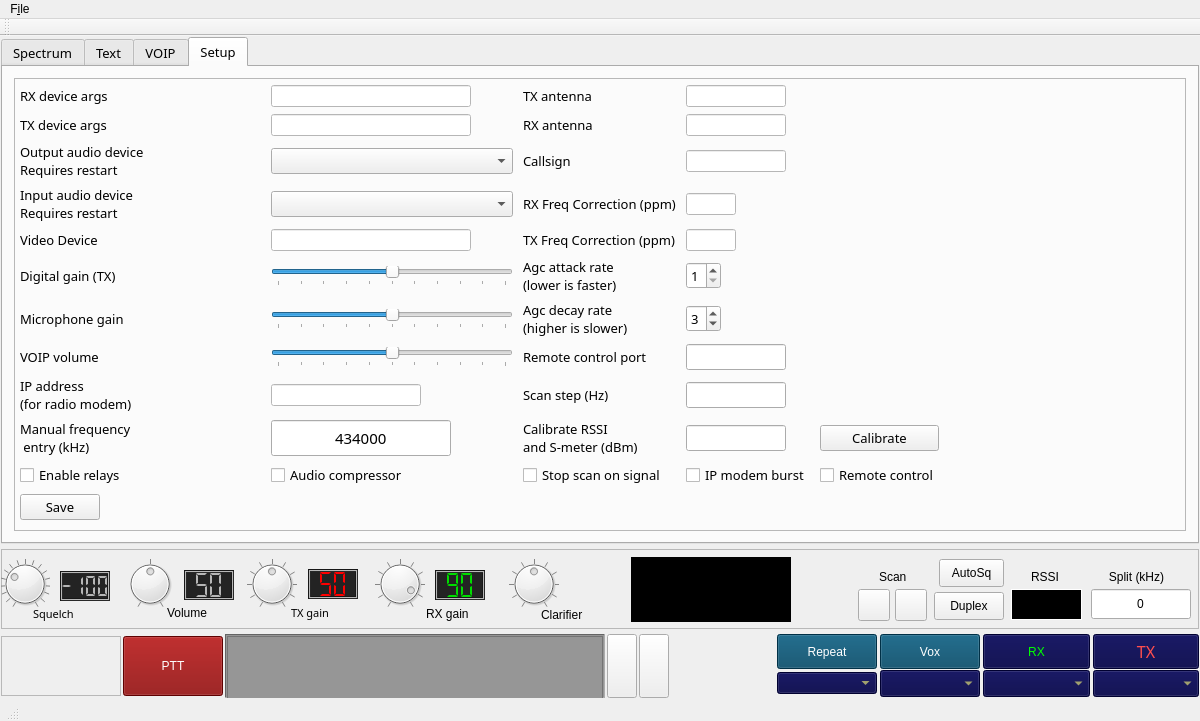
First picture: the form in mainwindow.ui, repository qradiolink/qradiolink, before the edit.
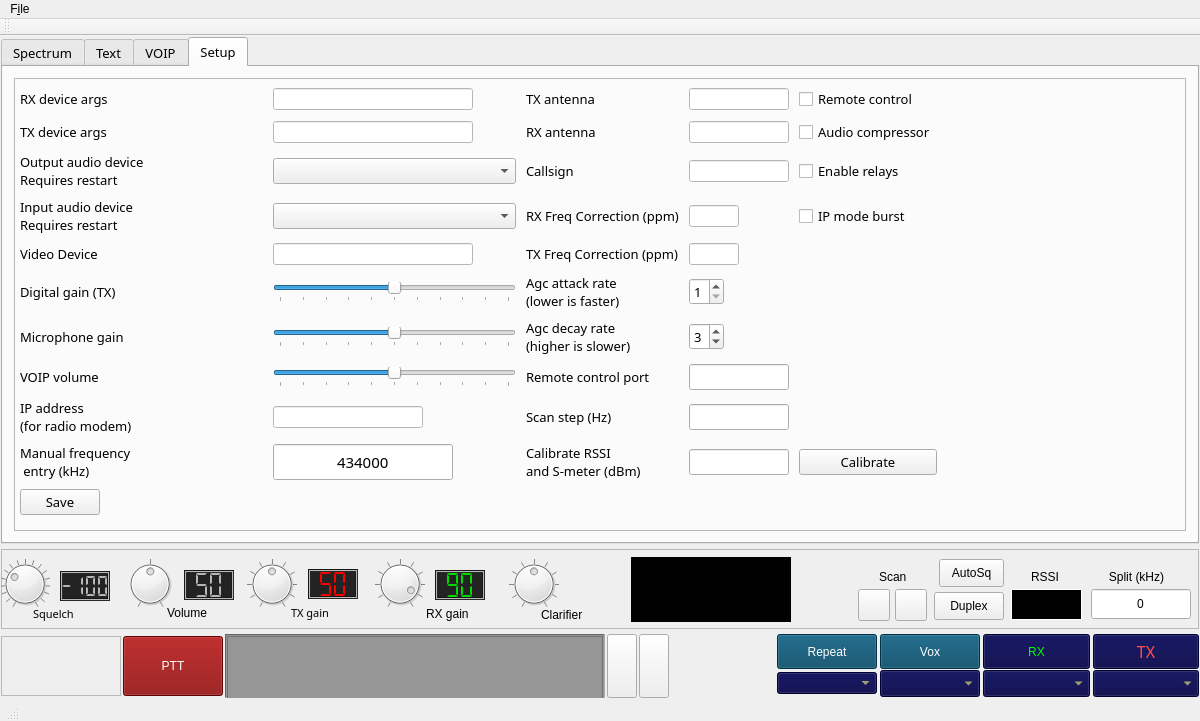
Second picture: the form after the edit. Icons and pictures are not drawn. Custom widgets are drawn as their Qt base class.

Commit message:
Memory scan features:
- Faster scanning by not changing modes and CTCSS if unnecessary
- Skip channel setting
- Update GUI when changing channels during scan

Patch:
```diff
--- a/mainwindow.ui
+++ b/mainwindow.ui
@@ -2349,13 +2349,6 @@
                </property>
               </widget>
              </item>
-             <item row="18" column="1">
-              <widget class="QCheckBox" name="checkBoxAudioCompressor">
-               <property name="text">
-                <string>Audio compressor</string>
-               </property>
-              </widget>
-             </item>
              <item row="1" column="0">
               <widget class="QLabel" name="label_2">
                <property name="text">
@@ -2363,13 +2356,6 @@
                </property>
               </widget>
              </item>
-             <item row="18" column="0">
-              <widget class="QCheckBox" name="checkBoxRelays">
-               <property name="text">
-                <string>Enable relays</string>
-               </property>
-              </widget>
-             </item>
              <item row="11" column="0">
               <widget class="QLabel" name="label_18">
                <property name="sizePolicy">
@@ -2571,16 +2557,6 @@
                </property>
               </widget>
              </item>
-             <item row="18" column="2">
-              <widget class="QCheckBox" name="checkBoxStopScan">
-               <property name="toolTip">
-                <string>Unchecked will delay for 5 seconds</string>
-               </property>
-               <property name="text">
-                <string>Stop scan on signal</string>
-               </property>
-              </widget>
-             </item>
              <item row="3" column="1">
               <widget class="QComboBox" name="audioOutputComboBox">
                <property name="sizePolicy">
@@ -2860,20 +2836,34 @@
                </property>
               </widget>
              </item>
-             <item row="18" column="3">
-              <widget class="QCheckBox" name="burstIPCheckBox">
-               <property name="text">
-                <string>IP modem burst</string>
-               </property>
-              </widget>
-             </item>
-             <item row="18" column="4">
+             <item row="1" column="4">
               <widget class="QCheckBox" name="remoteControlCheckBox">
                <property name="text">
                 <string>Remote control</string>
                </property>
               </widget>
              </item>
+             <item row="2" column="4">
+              <widget class="QCheckBox" name="checkBoxAudioCompressor">
+               <property name="text">
+                <string>Audio compressor</string>
+               </property>
+              </widget>
+             </item>
+             <item row="3" column="4">
+              <widget class="QCheckBox" name="checkBoxRelays">
+               <property name="text">
+                <string>Enable relays</string>
+               </property>
+              </widget>
+             </item>
+             <item row="4" column="4">
+              <widget class="QCheckBox" name="burstIPCheckBox">
+               <property name="text">
+                <string>IP mode burst</string>
+               </property>
+              </widget>
+             </item>
             </layout>
            </widget>
           </item>
```
Left out of the diff: 7 changed lines with no effect on the pictures. The commit also changes 7 other files.
